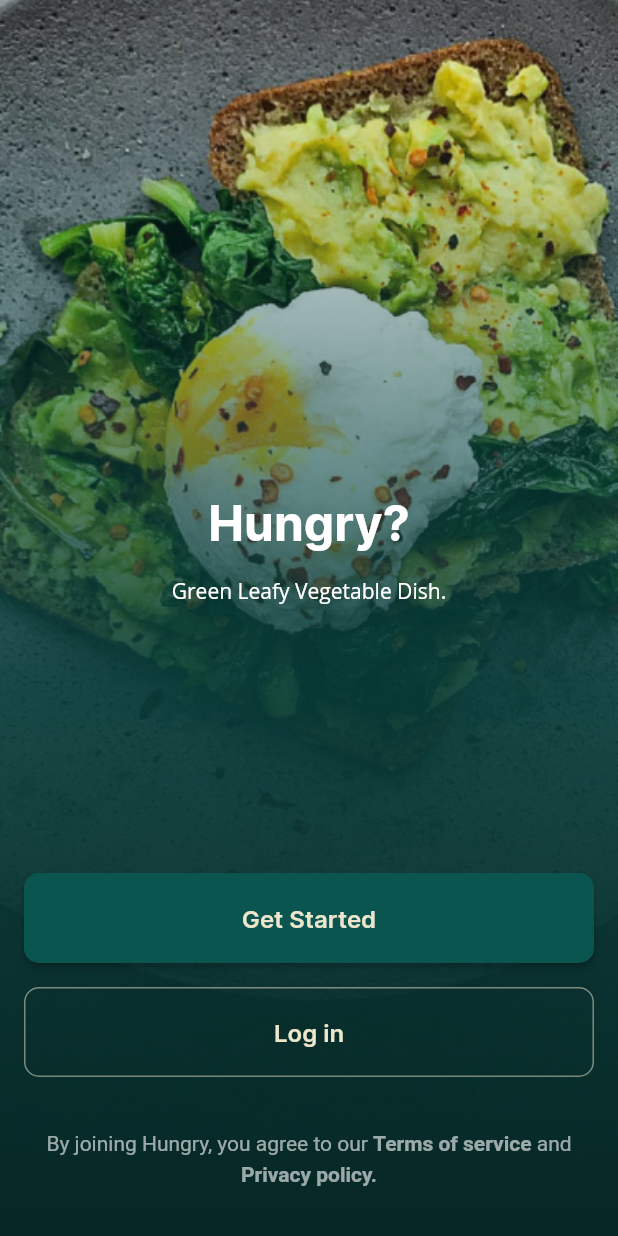
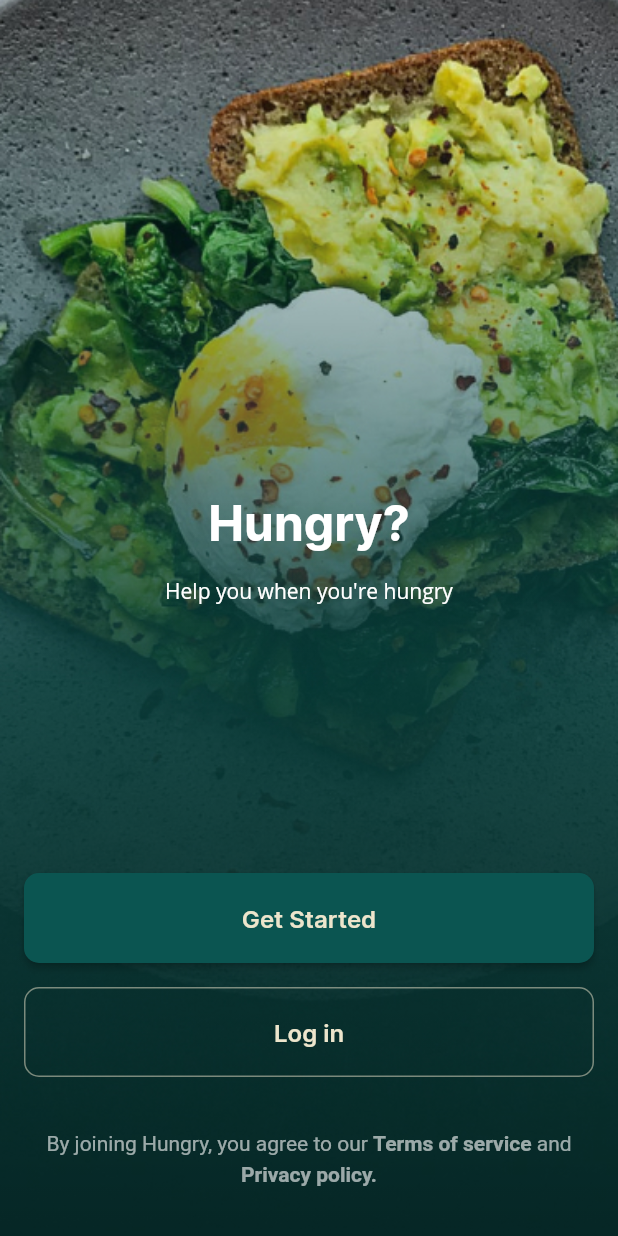
Before and after one commit to mrezkys/hungry, a Flutter app: the screen it shows after launch, on a phone screen of 412 x 824 dp. Run offline on Flutter 3.47's test engine with Material 2 defaults, Android fonts, the phone set to English and light mode, and no system bars; our stand-ins replace flutter_svg.

Commit message:
style : change subtitle

```diff
--- a/lib/views/screens/auth/welcome_page.dart
+++ b/lib/views/screens/auth/welcome_page.dart
@@ -33,7 +33,7 @@ class WelcomePage extends StatelessWidget {
                         padding: EdgeInsets.only(bottom: 16),
                         child: Text('Hungry?', style: TextStyle(fontFamily: 'inter', fontWeight: FontWeight.w700, fontSize: 32, color: Colors.white)),
                       ),
-                      Text('Green Leafy Vegetable Dish.', style: TextStyle(color: Colors.white)),
+                      Text("Help you when you're hungry", style: TextStyle(color: Colors.white)),
                     ],
                   ),
                   Column(
```
